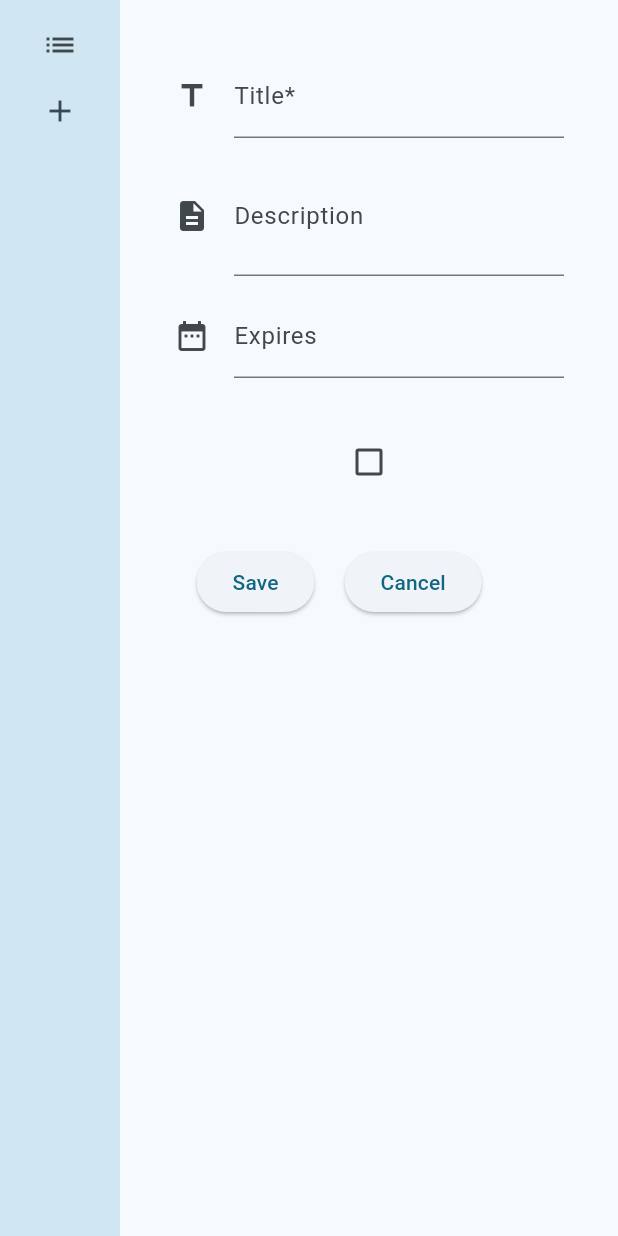
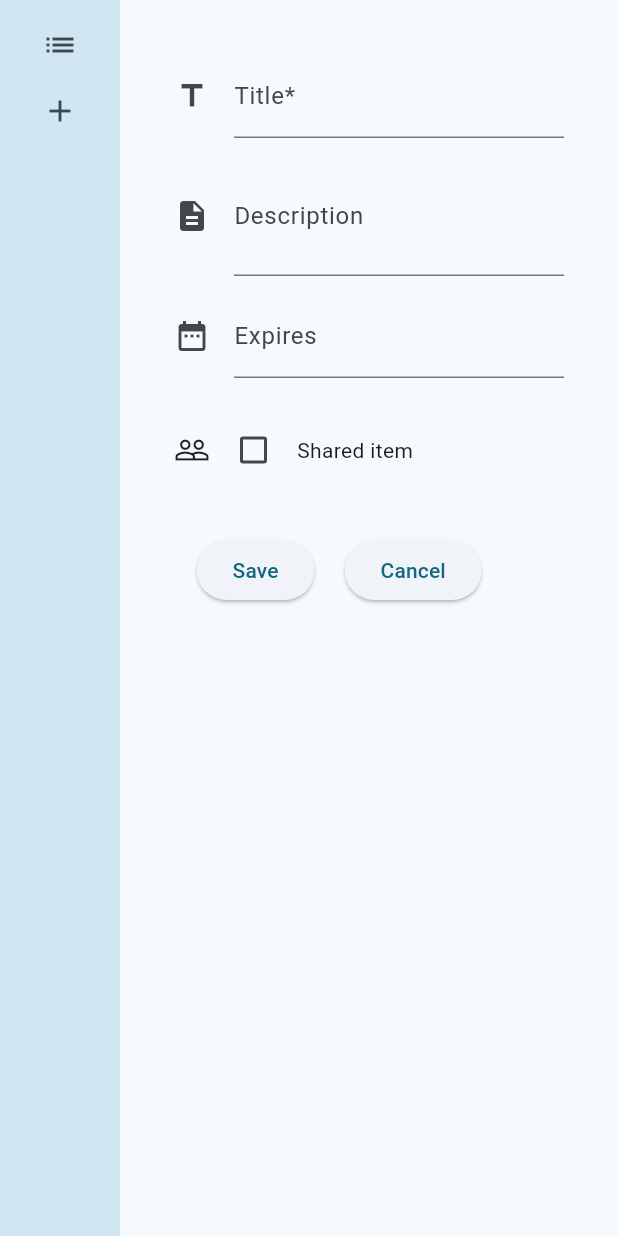
Before and after one commit to fj0lverkr/todoapp, a Flutter app: the screen it shows once a user with an empty profile is signed in, after a tap on "New Todo", on a phone screen of 412 x 824 dp. Run offline on Flutter 3.47's test engine with Material 2 defaults, Android fonts, the phone set to English and light mode, and no system bars; our stand-ins replace firebase_auth, firebase_core, firebase_database; accounts and stored records are empty; generated files the repository leaves out were written again.

Commit message:
add icon and label for share item checkbox

```diff
--- a/lib/pages/newitem.dart
+++ b/lib/pages/newitem.dart
@@ -101,17 +101,30 @@ class _NewItemPageState extends State<NewItemPage> {
                     }),
               ),
               const SizedBox(
-                height: 20,
+                height: 12,
               ),
               Padding(
                 padding: const EdgeInsets.all(6.0),
-                child: Checkbox(
+                child: Row(
+                  mainAxisAlignment: MainAxisAlignment.start,
+                  children: [
+                    const Icon(Icons.people_outline),
+                    const SizedBox(
+                      width: 5,
+                    ),
+                    Checkbox(
                       value: itemIsShared,
                       onChanged: (value) {
                         setState(() {
                           itemIsShared = value!;
                         });
                       },
+                    ),
+                    const SizedBox(
+                      width: 5,
+                    ),
+                    const Text("Shared item")
+                  ],
                 ),
               ),
               const SizedBox(
```
Lines whose indentation alone changed are shown as unchanged.
